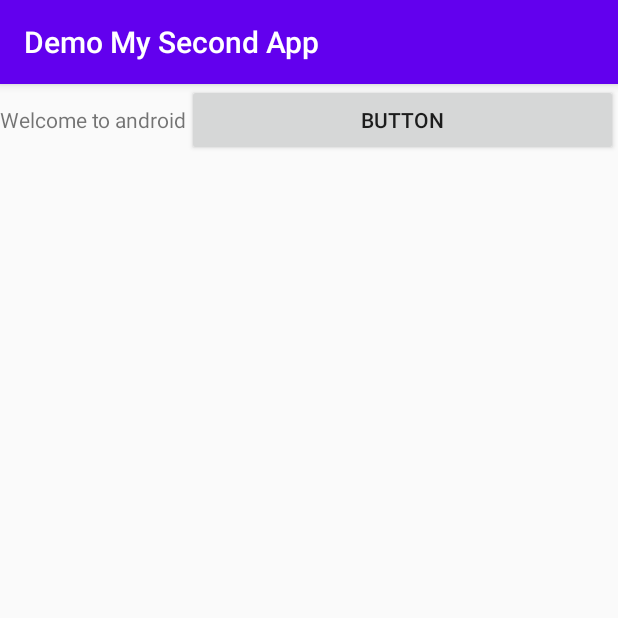
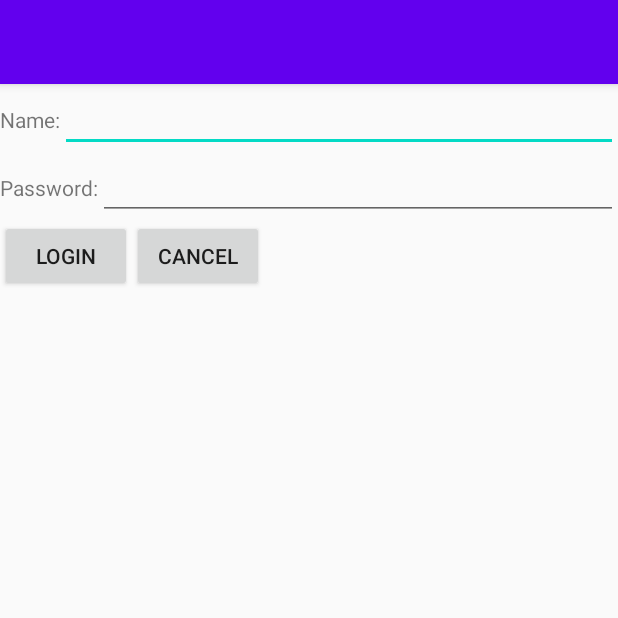
Before and after one commit to Yati2/DemoMySecondApp, an Android app: the screen it shows after launch (MainActivity), on a phone screen of 412 x 824 dp, the top half of it. Run offline under Robolectric (Android 15) with nearby library versions, the phone set to English and light mode, and no system bars.

Commit message:
demo second app finished

```diff
--- a/app/build.gradle
+++ b/app/build.gradle
@@ -31,6 +31,7 @@ dependencies {
 
     implementation 'com.android.support:appcompat-v7:28.0.0'
     implementation 'com.android.support.constraint:constraint-layout:2.0.4'
+    implementation 'com.android.support:design:28.0.0'
     testImplementation 'junit:junit:4.13.2'
     androidTestImplementation 'com.android.support.test:runner:1.0.2'
     androidTestImplementation 'com.android.support.test.espresso:espresso-core:3.0.2'
--- a/app/src/main/res/layout/activity_main.xml
+++ b/app/src/main/res/layout/activity_main.xml
@@ -1,22 +1,64 @@
 <?xml version="1.0" encoding="utf-8"?>
 <LinearLayout xmlns:android="http://schemas.android.com/apk/res/android"
-    xmlns:app="http://schemas.android.com/apk/res-auto"
-    xmlns:tools="http://schemas.android.com/tools"
     android:layout_width="match_parent"
-    android:layout_height="match_parent"
-    android:orientation="horizontal"
-    tools:context=".MainActivity">
+    android:orientation="vertical"
+    android:layout_height="match_parent">
 
-    <TextView
-        android:id="@+id/textView"
+    <LinearLayout
+        android:layout_width="match_parent"
+        android:layout_height="wrap_content"
+        android:orientation="horizontal">
+
+        <TextView
+            android:id="@+id/textView4"
+            android:layout_width="wrap_content"
+            android:layout_height="wrap_content"
+            android:text="@string/name" />
+
+        <EditText
+            android:id="@+id/editTextTextPersonName2"
+            android:layout_width="match_parent"
+            android:layout_height="wrap_content"
+            android:inputType="textPersonName"
+            android:text="" />
+
+    </LinearLayout>
+    <LinearLayout
+        android:layout_width="match_parent"
+        android:layout_height="wrap_content"
+        android:orientation="horizontal">
+
+        <TextView
+            android:id="@+id/textView5"
+            android:layout_width="wrap_content"
+            android:layout_height="wrap_content"
+            android:text="@string/pw" />
+
+        <EditText
+            android:id="@+id/editTextTextPersonName3"
+            android:layout_width="match_parent"
+            android:layout_height="wrap_content"
+            android:inputType="textPersonName"
+            android:text="" />
+    </LinearLayout>
+    <LinearLayout
         android:layout_width="wrap_content"
         android:layout_height="wrap_content"
-        android:text="Welcome to android" />
+        android:orientation="horizontal">
 
-    <Button
-        android:id="@+id/button4"
-        android:layout_width="0dp"
-        android:layout_height="wrap_content"
-        android:layout_weight="1"
-        android:text="Button" />
+        <Button
+            android:id="@+id/button3"
+            android:layout_width="wrap_content"
+            android:layout_height="wrap_content"
+            android:layout_weight="1"
+            android:text="@string/login_btn" />
+
+        <Button
+            android:id="@+id/button5"
+            android:layout_width="wrap_content"
+            android:layout_height="wrap_content"
+            android:layout_weight="1"
+            android:text="@string/cancel_btn" />
+    </LinearLayout>
+
 </LinearLayout>
```
Also changed, not shown: app/src/main/res/layout/activity_4a.xml (deleted, +0 -41 lines), app/src/main/res/layout/myloginapp.xml (deleted, +0 -64 lines), app/src/main/res/layout/practice.xml (deleted, +0 -67 lines), app/src/main/res/values/strings.xml (+0 -7 lines).
